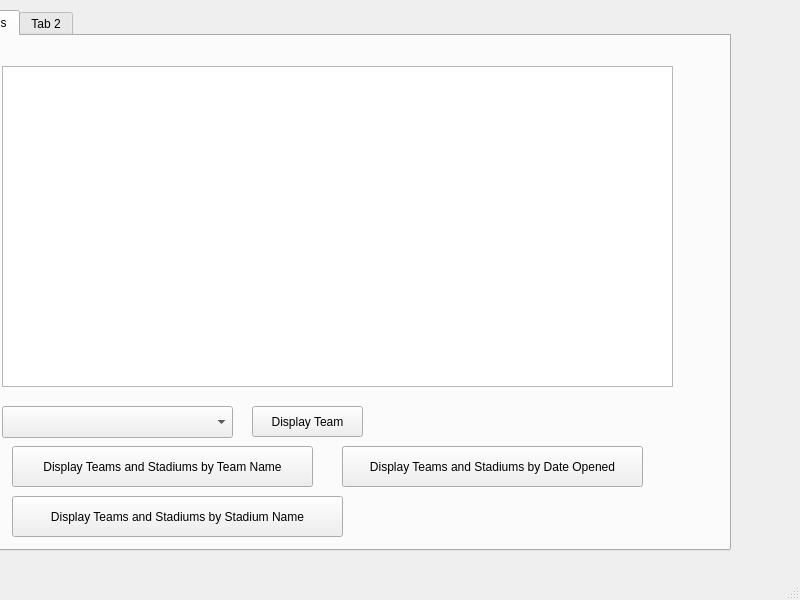
Before: the Qt Designer form Baseball/DataBase.ui in Ykhan799/CS-1D-Project-2-Baseball, drawn with Qt 5.
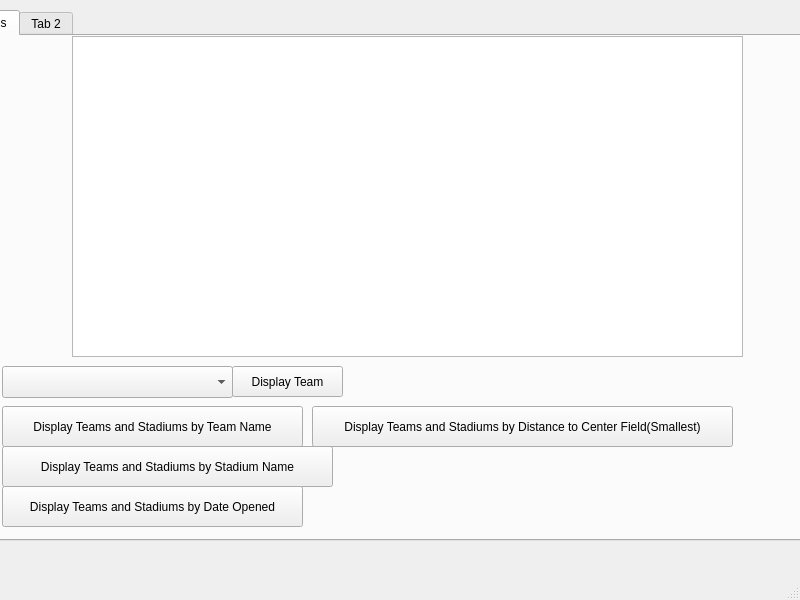
After: the same form once the commit is applied.

Commit message: Display teams by Smallest Distance to Center Field

The edit to the form file:
```diff
--- a/Baseball/DataBase.ui
+++ b/Baseball/DataBase.ui
@@ -19,8 +19,8 @@
      <rect>
       <x>-70</x>
       <y>10</y>
-      <width>801</width>
-      <height>541</height>
+      <width>871</width>
+      <height>531</height>
      </rect>
     </property>
     <widget class="QWidget" name="tab">
@@ -30,8 +30,8 @@
      <widget class="QTableView" name="tableView">
       <property name="geometry">
        <rect>
-        <x>70</x>
-        <y>30</y>
+        <x>140</x>
+        <y>0</y>
         <width>671</width>
         <height>321</height>
        </rect>
@@ -41,7 +41,7 @@
       <property name="geometry">
        <rect>
         <x>70</x>
-        <y>370</y>
+        <y>330</y>
         <width>231</width>
         <height>32</height>
        </rect>
@@ -50,8 +50,8 @@
      <widget class="QPushButton" name="viewTeam">
       <property name="geometry">
        <rect>
-        <x>320</x>
-        <y>370</y>
+        <x>300</x>
+        <y>330</y>
         <width>111</width>
         <height>31</height>
        </rect>
@@ -63,8 +63,8 @@
      <widget class="QPushButton" name="TeamStadiumByTeam">
       <property name="geometry">
        <rect>
-        <x>80</x>
-        <y>410</y>
+        <x>70</x>
+        <y>370</y>
         <width>301</width>
         <height>41</height>
        </rect>
@@ -76,8 +76,8 @@
      <widget class="QPushButton" name="TeamStadiumByStadium">
       <property name="geometry">
        <rect>
-        <x>80</x>
-        <y>460</y>
+        <x>70</x>
+        <y>410</y>
         <width>331</width>
         <height>41</height>
        </rect>
@@ -89,8 +89,8 @@
      <widget class="QPushButton" name="TeamStadiumByDate">
       <property name="geometry">
        <rect>
-        <x>410</x>
-        <y>410</y>
+        <x>70</x>
+        <y>450</y>
         <width>301</width>
         <height>41</height>
        </rect>
@@ -99,6 +99,19 @@
        <string>Display Teams and Stadiums by Date Opened</string>
       </property>
      </widget>
+     <widget class="QPushButton" name="TeamStadiumBySmallDistCtrField">
+      <property name="geometry">
+       <rect>
+        <x>380</x>
+        <y>370</y>
+        <width>421</width>
+        <height>41</height>
+       </rect>
+      </property>
+      <property name="text">
+       <string>Display Teams and Stadiums by Distance to Center Field(Smallest)</string>
+      </property>
+     </widget>
     </widget>
     <widget class="QWidget" name="tab_2">
      <attribute name="title">
```
The commit also changes 4 other files.
